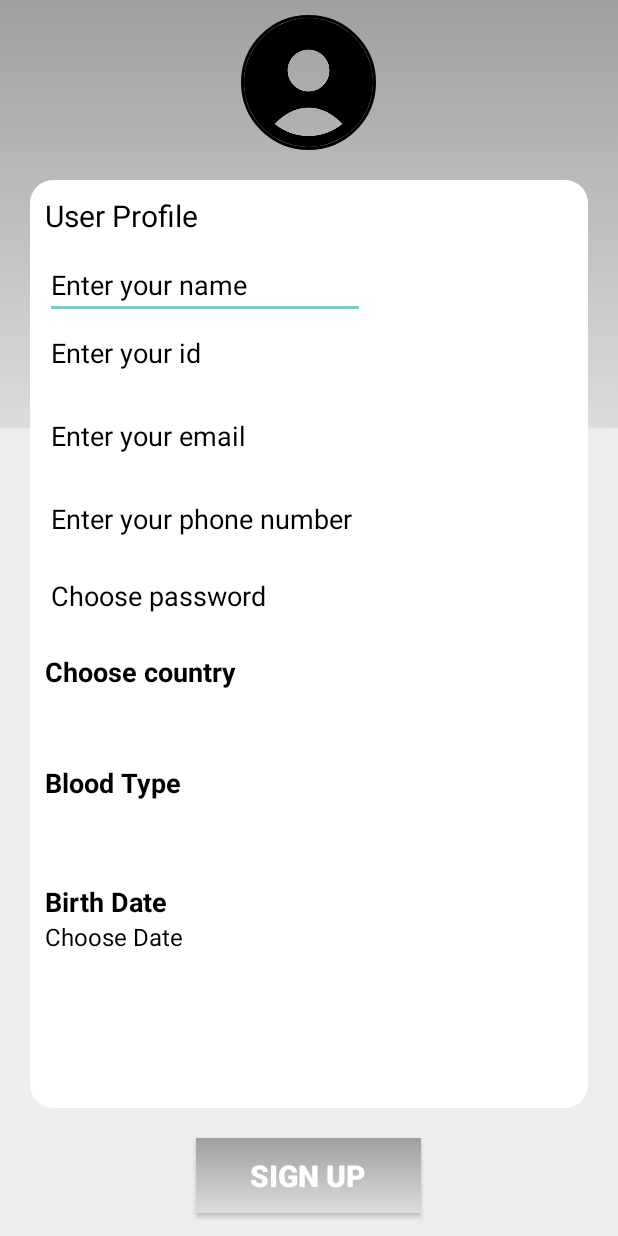
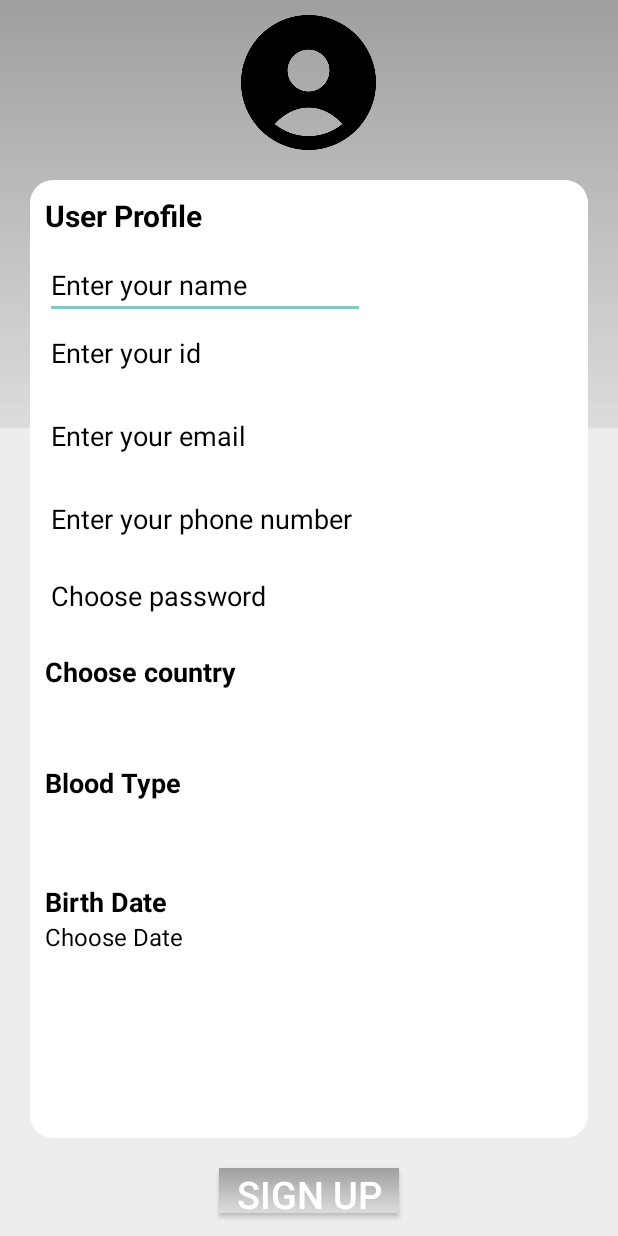
Before and after one commit to talzaidman5/TalProject, an Android app: the SignUpPage screen opened directly, with no data from a screen before it, on a phone screen of 412 x 824 dp. Run offline under Robolectric (Android 15) with nearby library versions, the phone set to English and light mode, and no system bars; our stand-ins replace Firebase (no records; nobody signed in at launch, a user with empty details on screens opened directly).

Commit message:
Merge remote-tracking branch 'origin/master'
# Conflicts:
#	.idea/vcs.xml
#	app/src/main/java/com/example/project/NotYourProject.java

```diff
--- a/app/src/main/res/layout/main_page.xml
+++ b/app/src/main/res/layout/main_page.xml
@@ -42,6 +42,7 @@
         android:layout_width="match_parent"
         android:layout_height="wrap_content"
         android:layout_marginTop="10dp"
+        android:inputType="numberPassword"
         android:hint="Password"
         android:textColorHint="@color/black"
         android:textColor="@color/black"
--- a/app/src/main/res/layout/sign_up_page.xml
+++ b/app/src/main/res/layout/sign_up_page.xml
@@ -14,24 +14,20 @@
         android:layout_alignParentTop="true"
         android:id="@+id/img"/>
 
-
-
-    <de.hdodenhof.circleimageview.CircleImageView
+    <Button
         xmlns:app="http://schemas.android.com/apk/res-auto"
-        android:id="@+id/logo"
+        android:id="@+id/sign_up_BTN_logo"
         android:layout_width="90dp"
         android:layout_height="90dp"
-        android:src="@drawable/profile"
+        android:background="@drawable/profile"
         android:layout_centerHorizontal="true"
-        app:civ_border_width="2dp"
-        app:civ_border_color="#FF000000"
         android:layout_marginTop="10dp"
         tools:ignore="MissingClass" />
     <ScrollView
         android:background="@drawable/corners"
         android:layout_width="match_parent"
         android:layout_height="wrap_content"
-        android:layout_below="@id/logo"
+        android:layout_below="@id/sign_up_BTN_logo"
         android:layout_above="@+id/signUp_BTN_signUp"
         android:layout_margin="20dp">
         <LinearLayout
@@ -47,6 +43,7 @@
                 android:text="User Profile"
                 android:layout_centerHorizontal="true"
                 android:textSize="20dp"
+                android:textStyle="bold"
                 android:textColor="@color/black"/>
             <EditText
                 android:id="@+id/signUp_EDT_name"
@@ -55,7 +52,7 @@
                 android:ems="10"
                 android:textColorHint="@color/black"
                 android:textColor="@color/black"
-                android:inputType="textPersonName"
+                android:inputType="textPersonName|textCapSentences"
                 android:hint="Enter your name"
                 android:layout_marginTop="10dp"
                 />
@@ -91,7 +88,7 @@
                 android:layout_height="wrap_content"
                 android:ems="10"
                 android:textColor="@color/black"
-                android:inputType="textEmailAddress"
+                android:inputType="number"
                 android:textColorHint="@color/black"
                 android:hint="Enter your phone number"
                 android:layout_below="@+id/signUp_EDT_email"
@@ -179,14 +176,13 @@
     </ScrollView>
     <Button
         android:id="@+id/signUp_BTN_signUp"
-        android:layout_width="150dp"
-        android:layout_height="50dp"
+        android:layout_width="120dp"
+        android:layout_height="30dp"
         android:text="sign Up"
         android:layout_centerHorizontal="true"
-        android:textSize="20dp"
+        android:textSize="25dp"
         android:layout_marginBottom="15dp"
         android:background="@drawable/gradient_button"
         android:textColor="@color/white"
-        android:layout_alignParentBottom="true"
-        android:textStyle="bold"/>
+        android:layout_alignParentBottom="true"/>
 </RelativeLayout>
```
Also changed, not shown: app/src/main/java/com/example/project/MyProfile.java (+17 -3 lines), app/src/main/java/com/example/project/SignUpPage.java (+77 -8 lines), app/src/main/java/com/example/project/User.java (+14 -1 lines), app/src/main/res/layout/my_profile.xml (+5 -4 lines).
